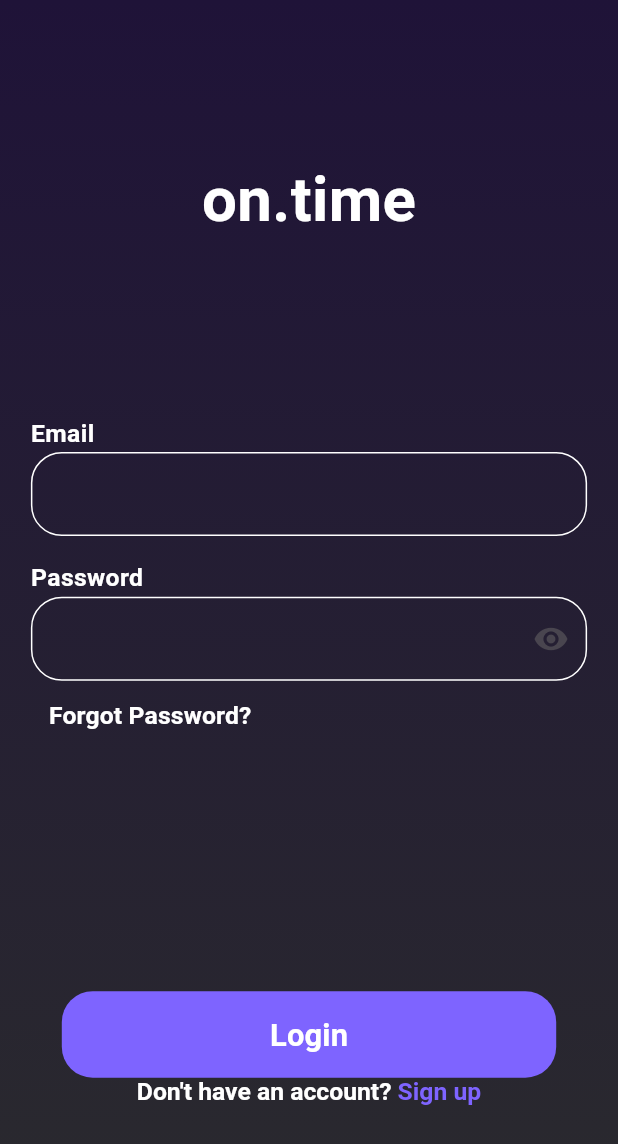
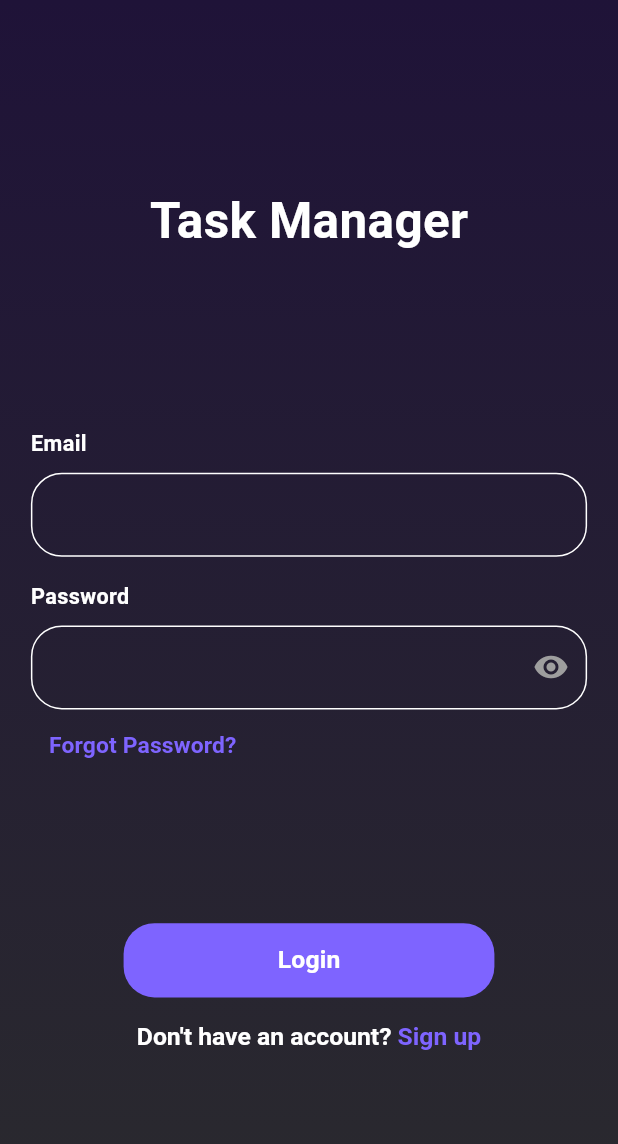
Before and after one commit to Abdullah-T3/to_do_list, a Flutter app: the screen it shows after launch, after a tap on "Forgot Password?", on a phone screen of 412 x 824 dp. Shown: the top 1144 px of the screen. Run offline on Flutter 3.47's test engine with Material 3 defaults, Android fonts, the phone set to English and light mode, and no system bars; our stand-ins replace flutter_dotenv, supabase_flutter; accounts and stored records are empty; network calls fail.

Commit message:
Supabase Initialization (and Login Test)

```diff
--- a/lib/View/Auth/Widgets/AuthenticationTextFieldWidget.dart
+++ b/lib/View/Auth/Widgets/AuthenticationTextFieldWidget.dart
@@ -26,8 +26,9 @@ class _AuthenticationTextFieldWidgetState extends State<AuthenticationTextFieldW
           children: [
             Text(
               widget.title,
-              style: TextStyle(fontSize: deviceinfo.screenWidth * 0.04, fontWeight: FontWeight.bold, color: Colors.white),
+              style: TextStyle(fontSize: deviceinfo.screenWidth * 0.035, fontWeight: FontWeight.bold, color: Colors.white),
             ),
+            SizedBox(height: deviceinfo.screenHeight * 0.01,),
             TextField(
               style: TextStyle(color: Colors.white),
               cursorColor: Colors.white,
@@ -47,6 +48,7 @@ class _AuthenticationTextFieldWidgetState extends State<AuthenticationTextFieldW
                 ),
                 suffixIcon: widget.isPassword
                     ? IconButton(
+                      color: Colors.grey,
                         icon: Icon(passInvisible ? Icons.visibility : Icons.visibility_off),
                         onPressed: () {
                           setState(() {
--- a/lib/View/Auth/login/login_view.dart
+++ b/lib/View/Auth/login/login_view.dart
@@ -15,8 +15,9 @@ class LoginView extends StatelessWidget {
   Widget build(BuildContext context) {
     return Scaffold(
       body: Infowidget(
-        builder: (BuildContext context, Deviceinfo deviceinfo) {
+        builder: ( context,  deviceinfo) {
           return SafeArea(
+            top: false,
             child: SingleChildScrollView(
               child: Container(
                 height: deviceinfo.screenHeight,
@@ -28,33 +29,37 @@ class LoginView extends StatelessWidget {
                   ], begin: Alignment.bottomCenter, end: Alignment.topCenter, transform: GradientRotation(3.14)),
                 ),
                 child: Padding(
-                  padding: EdgeInsets.all(deviceinfo.screenWidth * 0.05),
+                  padding: EdgeInsetsDirectional.only(start: deviceinfo.screenWidth * 0.05, end: deviceinfo.screenWidth * 0.05, top: deviceinfo.screenHeight * 0.05, bottom: deviceinfo.screenHeight * 0.07),
                   child: Column(
                     children: [
                       SizedBox(height: deviceinfo.screenHeight * 0.1),
-                      Text("on.time", style: TextStyle(fontSize: deviceinfo.screenWidth * 0.1, fontWeight: FontWeight.bold, color: Colors.white)),
+                      Text("Task Manager", style: TextStyle(fontSize: deviceinfo.screenWidth * 0.08, fontWeight: FontWeight.bold, color: Colors.white)),
                       SizedBox(height: deviceinfo.screenHeight * 0.14),
                       AuthenticationTextFieldWidget(title: 'Email', isPassword: false),
                       SizedBox(height: deviceinfo.screenHeight * 0.02),
                       AuthenticationTextFieldWidget(title: 'Password', isPassword: true),
                       Row(
                         children: [
-                          TextButton(onPressed: () {}, child: Text("Forgot Password?", style: TextStyle(color: Colors.white, fontSize: deviceinfo.screenWidth * 0.04, fontWeight: FontWeight.bold))),
+                          TextButton(onPressed: () {}, child: Text("Forgot Password?", style: TextStyle(color: ColorsManager.buttonColor, fontSize: deviceinfo.screenWidth * 0.037, fontWeight: FontWeight.bold))),
                         ],
                       ),
                       const Spacer(),
+
                       Container(
-                        height: deviceinfo.screenHeight * 0.07,
-                        width: deviceinfo.screenWidth * 0.8,
+                        height: deviceinfo.screenHeight * 0.06,
+                        width: deviceinfo.screenWidth * 0.6,
                         decoration: BoxDecoration(borderRadius: BorderRadius.circular(deviceinfo.screenWidth * 0.05), color: ColorsManager.buttonColor),
                         child: MaterialButton(
                           onPressed: () {
                             context.pushNamed(Routes.homePage);
                           },
                           shape: RoundedRectangleBorder(borderRadius: BorderRadius.circular(deviceinfo.screenWidth * 0.05)),
-                          child: Text("Login", style: TextStyle(color: Colors.white, fontSize: deviceinfo.screenWidth * 0.05, fontWeight: FontWeight.bold)),
+                          child: Text("Login", style: TextStyle(color: Colors.white, fontSize: deviceinfo.screenWidth * 0.04, fontWeight: FontWeight.bold)),
                         ),
                       ),
+
+                      SizedBox(height: deviceinfo.screenHeight * 0.02),
+
                       RichText(
                         text: TextSpan(
                           children: [
--- a/lib/main.dart
+++ b/lib/main.dart
@@ -1,13 +1,40 @@
 import 'package:flutter/material.dart';
 import 'package:to_do_list_zagsystem/routing/appRouting.dart';
+import 'package:supabase_flutter/supabase_flutter.dart';
+import 'package:flutter_dotenv/flutter_dotenv.dart';
 
 import 'routing/routs.dart';
 
-void main() {
+Future<void> main() async {
+  await dotenv.load();
+
+  await Supabase.initialize(
+    url: 'https://fvpndjsnxhtezpzsxjze.supabase.co',
+    anonKey: dotenv.env['API_KEY'].toString(),
+  );
+
   runApp(MyApp(
     appRouter: AppRouts(),
   ));
+
+  final supabase = Supabase.instance.client;
+
+  final AuthResponse res =await supabase.auth.signInWithPassword(password: 'aaaaaqaasda',email: 'ducnta.work@gmail.com');
+  print('------------------- Response Result -------------------');
+  print(res);
+  print('------------------- User -------------------');
+  final Session? session = res.session;
+  final User? user = res.user;
+  print(user);
+  print('------------------- Session -------------------');
+  print(session);
+  print('-------------------');
+
+  print('Email : ${user!.userMetadata!['email']}');
+
 }
+
+
 
 class MyApp extends StatelessWidget {
   final AppRouts appRouter;
```
Also changed, not shown: pubspec.yaml (+4 -6 lines), 2 other files.
